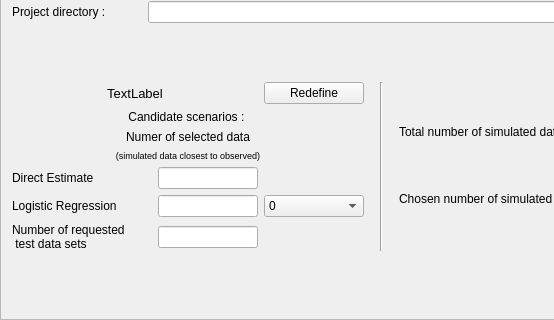
The window that python_interface/uis/setupComparisonEvaluation.ui (cbgp/diyabc) describes before a commit, drawn with Qt 5; both pictures show x 0 to 554 and y 277 to 597 of the 825 by 597 pixel window.
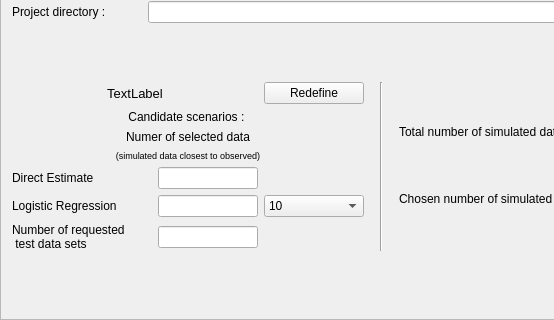
The same window after the commit.

```diff
--- a/python_interface/uis/setupComparisonEvaluation.ui
+++ b/python_interface/uis/setupComparisonEvaluation.ui
@@ -321,6 +321,9 @@
              <height>16777215</height>
             </size>
            </property>
+           <property name="currentIndex">
+            <number>10</number>
+           </property>
            <item>
             <property name="text">
              <string>0</string>
```
